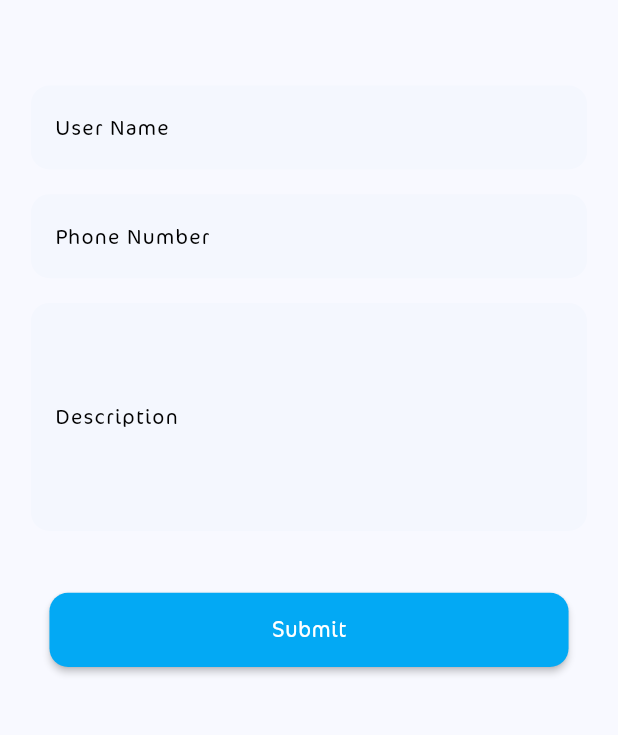
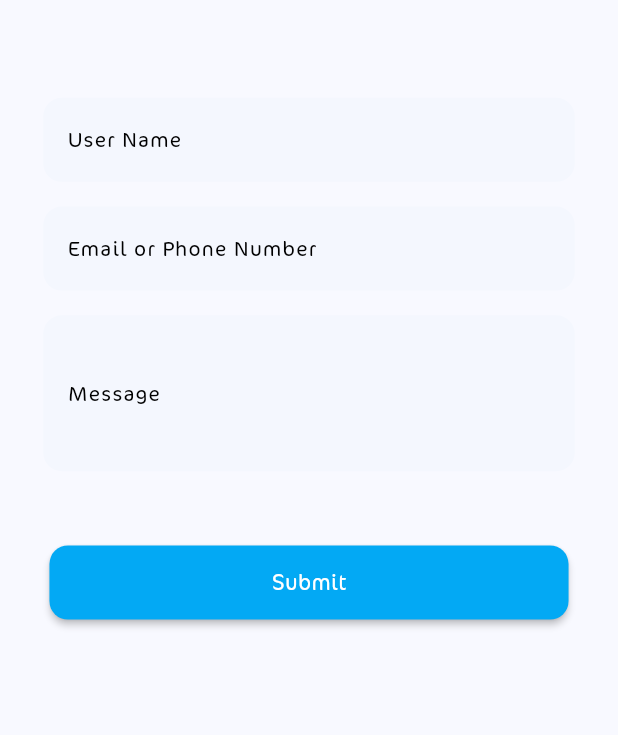
Before and after one commit to AHNXD/ecommerce_app, a Flutter app: the ContactUsScreen screen opened directly, on a phone screen of 412 x 824 dp, the part 420-1155 px from its top. Run offline on Flutter 3.47's test engine with Material 3 defaults, Android fonts, the phone set to English and light mode, and no system bars; our stand-ins replace animate_do, awesome_dialog, bloc, cached_network_image, carousel_slider, dio and 12 more; missing offline and left inert: phone_form_field, restart_app; accounts and stored records are empty; network calls fail; project files that could hold a hidden picture were left out.

Commit message:
link contact us screen

```diff
--- a/assets/lang/ar.json
+++ b/assets/lang/ar.json
@@ -93,13 +93,13 @@
     "order_date_title" : "تاريخ الطلب",
     "order_total_title" : "المبلغ الكامل",
     "updated_at" : "وقت التعديل",
-
     "quantity" : "الكمية",
     "print_size_id" : "طباعة الحجم ",
     "print_img" : "طباعة الصورة",
     "upload_img" : "ارفع الصورة",
     "problem_info" : "المشكلة",
     "confirm_info" : "هل انت متأكد من المعلومات المدخلة؟",
-    "error_msg" : "لفد حدث خطأ, الرجاء المحاولة مجددا"
-
+    "error_msg" : "لفد حدث خطأ, الرجاء المحاولة مجددا",
+    "emailOrPhone" : "الإيميل او رقم الهاتف",
+    "msg" : "الرسالة"
 }
--- a/assets/lang/en.json
+++ b/assets/lang/en.json
@@ -95,6 +95,7 @@
     "upload_img" : "upload the image",
     "problem_info" : "Problem",
     "confirm_info" : "Are you sure about your information?",
-    "error_msg" : "There was an error please try again"
-
+    "error_msg" : "There was an error please try again",
+    "emailOrPhone" : "Email or Phone Number",
+    "msg" : "Message"
 }
--- a/lib/Future/Home/Cubits/Maintenance/maintenance_cubit.dart
+++ b/lib/Future/Home/Cubits/Maintenance/maintenance_cubit.dart
@@ -16,8 +16,8 @@ class MaintenanceCubit extends Cubit<MaintenanceState> {
     emit(MaintenanceLoading());
     try {
       final formData = await order.toFormData();
-      final response = await Network.postDataWithFiles(
-          url: Urls.maintenance, data: formData);
+      final response =
+          await Network.postData(url: Urls.maintenance, data: formData);
       if (response.statusCode == 200 || response.statusCode == 201) {
         emit(MaintenanceSuccess(msg: response.data['msg']));
       } else {
--- a/lib/Future/Home/Cubits/contactUsCubit/contact_us_state.dart
+++ b/lib/Future/Home/Cubits/contactUsCubit/contact_us_state.dart
@@ -6,10 +6,15 @@ sealed class ContactUsState {}
 final class ContactUsInitial extends ContactUsState {}
 
 final class ContactUsErrorState extends ContactUsState {
-  final String message;
-  ContactUsErrorState(this.message);
+  final String error;
+
+  ContactUsErrorState({required this.error});
 }
 
-final class ContactUsSuccessfulState extends ContactUsState {}
+final class ContactUsSuccessfulState extends ContactUsState {
+  final String msg;
+
+  ContactUsSuccessfulState({required this.msg});
+}
 
 final class ContactUsLoadingState extends ContactUsState {}
--- a/lib/Future/Home/Pages/contact_us_screen.dart
+++ b/lib/Future/Home/Pages/contact_us_screen.dart
@@ -1,18 +1,113 @@
+import 'package:awesome_dialog/awesome_dialog.dart';
 import 'package:ecommerce_app_qr/Future/Auth/Widgets/my_button_widget.dart';
-import 'package:ecommerce_app_qr/Future/Auth/Widgets/text_field_widget.dart';
+import 'package:ecommerce_app_qr/Future/Home/Cubits/contactUsCubit/contact_us_cubit.dart';
+import 'package:ecommerce_app_qr/Future/Home/Widgets/Contact_Us_Screen/contact_us_from.dart';
+import 'package:ecommerce_app_qr/Future/Home/models/contactUs_model.dart';
 import 'package:ecommerce_app_qr/Utils/app_localizations.dart';
 import 'package:ecommerce_app_qr/Utils/colors.dart';
 import 'package:ecommerce_app_qr/Utils/images.dart';
 import 'package:flutter/material.dart';
+import 'package:flutter_bloc/flutter_bloc.dart';
 import 'package:sizer/sizer.dart';
 
-class ContactUsScreen extends StatelessWidget {
+class ContactUsScreen extends StatefulWidget {
   ContactUsScreen({
     super.key,
   });
-  final TextEditingController nameController = TextEditingController();
-  final TextEditingController phoneNumberController = TextEditingController();
-  final TextEditingController messageController = TextEditingController();
+
+  @override
+  State<ContactUsScreen> createState() => _ContactUsScreenState();
+}
+
+class _ContactUsScreenState extends State<ContactUsScreen> {
+  late final TextEditingController userNameController;
+
+  late final TextEditingController emailOrPhoneController;
+
+  late final TextEditingController messageController;
+
+  final GlobalKey<FormState> key1 = GlobalKey<FormState>();
+
+  @override
+  void initState() {
+    userNameController = TextEditingController();
+    emailOrPhoneController = TextEditingController();
+    messageController = TextEditingController();
+    super.initState();
+  }
+
+  Future<void> submit() async {
+    if (key1.currentState!.validate()) {
+      showAwesomeDialogForConfirm(
+          order: ContactusModel(
+        username: userNameController.text,
+        emailOrPhone: emailOrPhoneController.text,
+        msg: messageController.text,
+      ));
+    } else {
+      showMessage(Colors.red[400]!, 'error_msg'.tr(context));
+    }
+  }
+
+  void showAwesomeDialogForConfirm({
+    required ContactusModel order,
+  }) async {
+    await AwesomeDialog(
+            descTextStyle: TextStyle(fontSize: 15.sp),
+            btnOkText: "yes".tr(context),
+            btnCancelText: "no".tr(context),
+            context: context,
+            dialogType: DialogType.infoReverse,
+            animType: AnimType.scale,
+            title: "confirm_info".tr(context),
+            btnOkOnPress: () {
+              context.read<ContactUsCubit>().contactUsMessageSend(order);
+            },
+            btnCancelOnPress: () {})
+        .show();
+  }
+
+  void showAwesomeDialog({required String message}) async {
+    await AwesomeDialog(
+      descTextStyle: TextStyle(fontSize: 15.sp),
+      btnOkText: "ok".tr(context),
+      context: context,
+      dialogType: DialogType.success,
+      animType: AnimType.scale,
+      title: message,
+      btnOkOnPress: () {
+        Navigator.of(context).pop();
+      },
+    ).show();
+  }
+
+  ScaffoldFeatureController<SnackBar, SnackBarClosedReason> showMessage(
+      Color color, String message) {
+    return ScaffoldMessenger.of(context).showSnackBar(
+      SnackBar(
+          elevation: 0,
+          backgroundColor: Colors.transparent,
+          content: Container(
+            padding: EdgeInsets.symmetric(vertical: 1.h),
+            decoration: BoxDecoration(
+                color: color, borderRadius: BorderRadius.circular(2.w)),
+            margin: EdgeInsets.symmetric(horizontal: 0.1.w),
+            child: Text(
+              message,
+              textAlign: TextAlign.center,
+            ),
+          ),
+          duration: const Duration(seconds: 5)),
+    );
+  }
+
+  @override
+  void dispose() {
+    userNameController.dispose();
+    emailOrPhoneController.dispose();
+    messageController.dispose();
+    super.dispose();
+  }
 
   @override
   Widget build(BuildContext context) {
@@ -29,7 +124,16 @@ class ContactUsScreen extends StatelessWidget {
               color: Colors.white),
         ),
       ),
-      body: ListView(
+      body: BlocListener<ContactUsCubit, ContactUsState>(
+        listener: (context, state) {
+          if (state is ContactUsSuccessfulState) {
+            showAwesomeDialog(message: state.msg);
+            key1.currentState!.reset();
+          } else if (state is ContactUsErrorState) {
+            showMessage(Colors.red[400]!, state.error);
+          }
+        },
+        child: ListView(
           children: [
             Padding(
               padding: const EdgeInsets.all(32.0),
@@ -42,36 +146,21 @@ class ContactUsScreen extends StatelessWidget {
             ),
             Padding(
                 padding: EdgeInsets.symmetric(horizontal: 5.w, vertical: 2.h),
-            child: Column(
-              children: [
-                TextFieldWidget(
-                  controller: nameController,
-                  isPassword: false,
-                  text: "user_name".tr(context),
-                ),
-                TextFieldWidget(
-                  controller: phoneNumberController,
-                  isPassword: false,
-                  text: "phone_number".tr(context),
-                ),
-                TextFieldWidget(
-                  controller: messageController,
-                  maxLine: 5,
-                  isPassword: false,
-                  text: "description".tr(context),
-                ),
-              ],
-            ),
-          ),
+                child: ContactUsFrom(
+                    key1: key1,
+                    userNameController: userNameController,
+                    emailOrPhoneController: emailOrPhoneController,
+                    descriptionController: messageController)),
             MyButtonWidget(
               color: AppColors.buttonCategoryColor,
               verticalHieght: 2.h,
               text: "submit".tr(context),
-            onPressed: () {},
+              onPressed: submit,
               horizontalWidth: 8.w,
             )
           ],
         ),
+      ),
     );
   }
 }
--- a/lib/Future/Home/Pages/maintenance_order.dart
+++ b/lib/Future/Home/Pages/maintenance_order.dart
@@ -56,7 +56,7 @@ class _MaintenanceScreenState extends State<MaintenanceScreen> {
               problemCause: problemController.text,
               description: descriptionController.text));
     } else {
-      showMessage(Colors.red[400]!, 'failed_to_add_product'.tr(context));
+      showMessage(Colors.red[400]!, 'error_msg'.tr(context));
     }
   }
 
--- /dev/null
+++ b/lib/Future/Home/Widgets/Contact_Us_Screen/contact_us_from.dart
@@ -0,0 +1,52 @@
+import 'package:ecommerce_app_qr/Utils/app_localizations.dart';
+import 'package:flutter/material.dart';
+import 'package:sizer/sizer.dart';
+import '../../../../Utils/enums.dart';
+import '../../../../Utils/validation.dart';
+import '../../../Auth/Widgets/text_field_widget.dart';
+
+class ContactUsFrom extends StatelessWidget {
+  const ContactUsFrom({
+    super.key,
+    required this.key1,
+    required this.userNameController,
+    required this.emailOrPhoneController,
+    required this.descriptionController,
+  });
+
+  final GlobalKey<FormState> key1;
+  final TextEditingController userNameController;
+  final TextEditingController emailOrPhoneController;
+  final TextEditingController descriptionController;
+
+  @override
+  Widget build(BuildContext context) {
+    return Padding(
+      padding: EdgeInsets.symmetric(horizontal: 2.w, vertical: 1.h),
+      child: Form(
+        key: key1,
+        child: Column(
+          children: [
+            TextFieldWidget(
+                validatorFun: (p0) => validation(p0, ValidationState.normal),
+                text: "user_name".tr(context),
+                isPassword: false,
+                controller: userNameController),
+            TextFieldWidget(
+                validatorFun: (p0) => validation(p0, ValidationState.normal),
+                text: "emailOrPhone".tr(context),
+                isPassword: false,
+                controller: emailOrPhoneController),
+            TextFieldWidget(
+              validatorFun: (p0) => validation(p0, ValidationState.normal),
+              text: "msg".tr(context),
+              isPassword: false,
+              controller: descriptionController,
+              maxLine: 3,
+            )
+          ],
+        ),
+      ),
+    );
+  }
+}
--- /dev/null
+++ b/lib/Future/Home/models/contactUs_model.dart
@@ -0,0 +1,17 @@
+import 'package:dio/dio.dart';
+
+class ContactusModel {
+  final String? username;
+  final String? emailOrPhone;
+  final String? msg;
+
+  ContactusModel({required this.username, required this.emailOrPhone, required this.msg});
+
+  Future<FormData> toFormData() async {
+    return FormData.fromMap({
+      "name": username,
+      "email_or_phone": emailOrPhone,
+      "message": msg,
+    });
+  }
+}
--- a/lib/main.dart
+++ b/lib/main.dart
@@ -1,5 +1,6 @@
 import 'package:ecommerce_app_qr/Future/Home/Cubits/Maintenance/maintenance_cubit.dart';
 import 'package:ecommerce_app_qr/Future/Home/Cubits/aboutUs/about_us_cubit.dart';
+import 'package:ecommerce_app_qr/Future/Home/Cubits/contactUsCubit/contact_us_cubit.dart';
 
 import 'package:ecommerce_app_qr/Future/Home/Cubits/favoriteCubit/favorite_cubit.dart';
 import 'package:ecommerce_app_qr/Future/Home/Cubits/getCatigories/get_catigories_cubit.dart';
@@ -65,6 +66,7 @@ class MyApp extends StatelessWidget {
           BlocProvider(create: (_) => GetPorductByIdCubit()),
           BlocProvider(create: (_) => AboutUsCubit()),
           BlocProvider(create: (_) => MaintenanceCubit()),
+          BlocProvider(create: (_) => ContactUsCubit()),
           BlocProvider(
               create: (_) =>
                   PagesScreenCubit()..changedScreen(AppScreen.home, context)),
```
Also changed, not shown: lib/Future/Home/Cubits/contactUsCubit/contact_us_cubit.dart (+23 -19 lines). Lines whose indentation alone changed are shown as unchanged.
